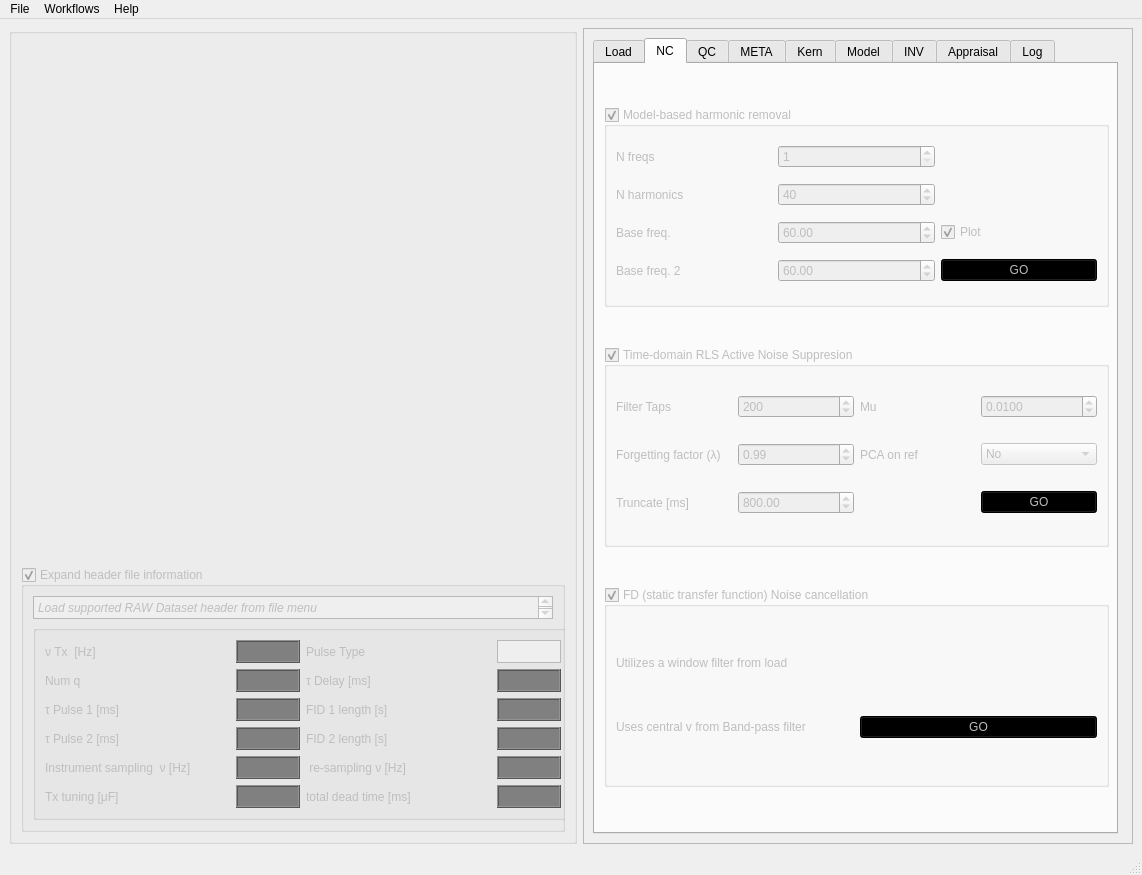
This is akvo/gui/main.ui in LemmaSoftware/akvo as Qt 5 draws it before an edit. The edited form follows.
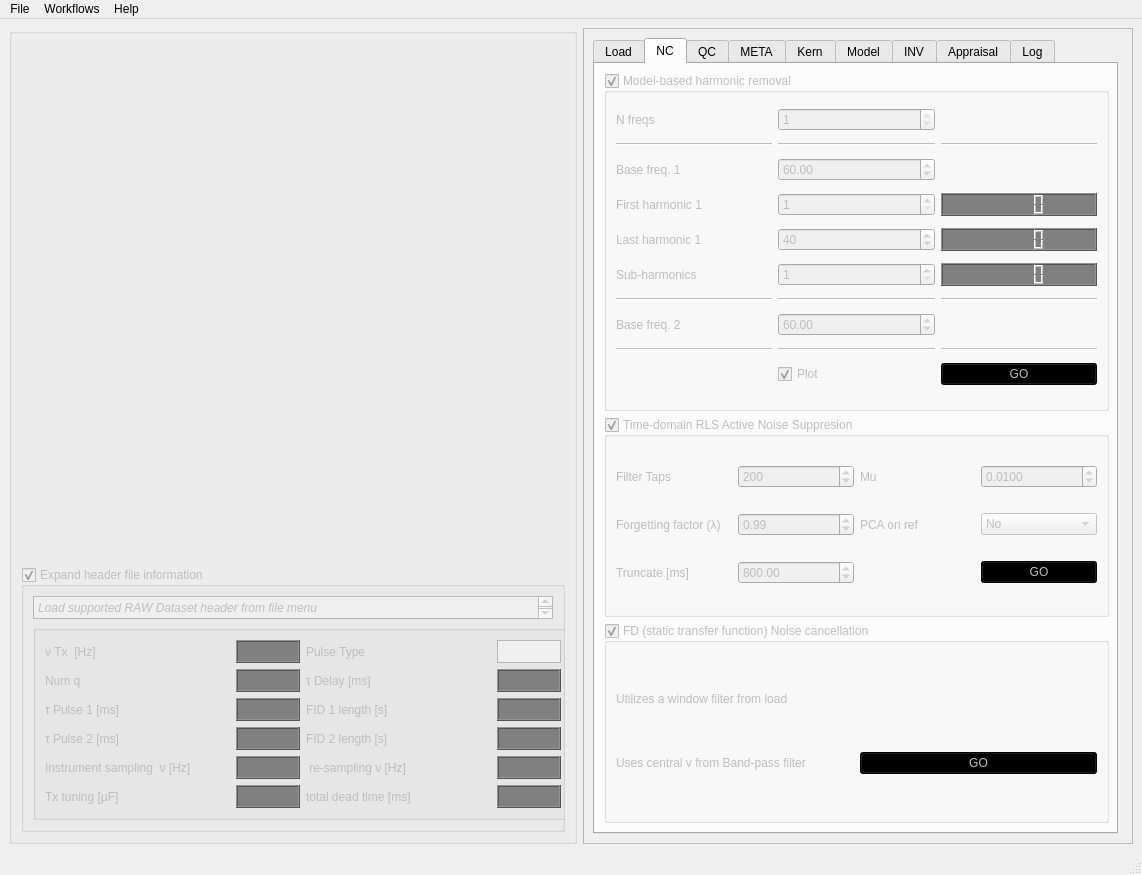
This is the edited form. The open tabs and pages were chosen to show the change. Custom widgets are drawn as their Qt base class.

Commit message: Cleanup of Harmonic modelling, only 1 frequency currently allowed.

```diff
--- a/akvo/gui/main.ui
+++ b/akvo/gui/main.ui
@@ -1005,7 +1005,7 @@
               <property name="maximumSize">
                <size>
                 <width>16777215</width>
-                <height>200</height>
+                <height>350</height>
                </size>
               </property>
               <property name="toolTip">
@@ -1021,40 +1021,28 @@
                <bool>true</bool>
               </property>
               <layout class="QGridLayout" name="gridLayout_9">
-               <item row="2" column="0">
-                <widget class="QLabel" name="label_25">
+               <item row="1" column="2">
+                <widget class="Line" name="line_2">
+                 <property name="orientation">
+                  <enum>Qt::Horizontal</enum>
+                 </property>
+                </widget>
+               </item>
+               <item row="8" column="1">
+                <widget class="Line" name="line_8">
+                 <property name="orientation">
+                  <enum>Qt::Horizontal</enum>
+                 </property>
+                </widget>
+               </item>
+               <item row="5" column="0">
+                <widget class="QLabel" name="label_33">
                  <property name="text">
-                  <string>Base freq.</string>
+                  <string>Sub-harmonics </string>
                  </property>
                 </widget>
                </item>
-               <item row="1" column="1">
-                <widget class="QSpinBox" name="NKHarmonicsSpin">
-                 <property name="minimum">
-                  <number>5</number>
-                 </property>
-                 <property name="maximum">
-                  <number>50</number>
-                 </property>
-                 <property name="value">
-                  <number>40</number>
-                 </property>
-                </widget>
-               </item>
-               <item row="2" column="1">
-                <widget class="QDoubleSpinBox" name="f0Spin">
-                 <property name="maximum">
-                  <double>25000.000000000000000</double>
-                 </property>
-                 <property name="singleStep">
-                  <double>0.100000000000000</double>
-                 </property>
-                 <property name="value">
-                  <double>60.000000000000000</double>
-                 </property>
-                </widget>
-               </item>
-               <item row="3" column="1">
+               <item row="7" column="1">
                 <widget class="QDoubleSpinBox" name="f1Spin">
                  <property name="maximum">
                   <double>25000.000000000000000</double>
@@ -1064,41 +1052,176 @@
                  </property>
                 </widget>
                </item>
-               <item row="0" column="0">
-                <widget class="QLabel" name="label_26">
-                 <property name="text">
-                  <string>N freqs</string>
-                 </property>
-                </widget>
-               </item>
-               <item row="0" column="1">
-                <widget class="QSpinBox" name="NHarmonicsFreqsSpin">
-                 <property name="minimum">
-                  <number>1</number>
-                 </property>
-                 <property name="maximum">
-                  <number>2</number>
-                 </property>
-                 <property name="value">
-                  <number>1</number>
-                 </property>
-                </widget>
-               </item>
-               <item row="1" column="0">
-                <widget class="QLabel" name="label_11">
-                 <property name="text">
-                  <string>N harmonics</string>
+               <item row="8" column="2">
+                <widget class="Line" name="line_9">
+                 <property name="orientation">
+                  <enum>Qt::Horizontal</enum>
                  </property>
                 </widget>
                </item>
                <item row="3" column="0">
+                <widget class="QLabel" name="label_11">
+                 <property name="text">
+                  <string>First harmonic 1</string>
+                 </property>
+                </widget>
+               </item>
+               <item row="6" column="1">
+                <widget class="Line" name="line_5">
+                 <property name="orientation">
+                  <enum>Qt::Horizontal</enum>
+                 </property>
+                </widget>
+               </item>
+               <item row="1" column="1">
+                <widget class="Line" name="line">
+                 <property name="orientation">
+                  <enum>Qt::Horizontal</enum>
+                 </property>
+                </widget>
+               </item>
+               <item row="8" column="0">
+                <widget class="Line" name="line_7">
+                 <property name="orientation">
+                  <enum>Qt::Horizontal</enum>
+                 </property>
+                </widget>
+               </item>
+               <item row="10" column="1">
+                <widget class="QCheckBox" name="plotHarmonic">
+                 <property name="text">
+                  <string>Plot</string>
+                 </property>
+                 <property name="checked">
+                  <bool>true</bool>
+                 </property>
+                </widget>
+               </item>
+               <item row="6" column="2">
+                <widget class="Line" name="line_6">
+                 <property name="orientation">
+                  <enum>Qt::Horizontal</enum>
+                 </property>
+                </widget>
+               </item>
+               <item row="4" column="2">
+                <widget class="QLCDNumber" name="lcdHNF">
+                 <property name="styleSheet">
+                  <string notr="true">#lcdHNF {
+  color: green;
+  background: black;
+}
+
+#lcdHNF:disabled {
+  color: grey;
+  background: dark grey;
+}</string>
+                 </property>
+                </widget>
+               </item>
+               <item row="4" column="1">
+                <widget class="QSpinBox" name="f0KNSpin">
+                 <property name="minimum">
+                  <number>2</number>
+                 </property>
+                 <property name="value">
+                  <number>40</number>
+                 </property>
+                </widget>
+               </item>
+               <item row="2" column="0">
+                <widget class="QLabel" name="label_25">
+                 <property name="text">
+                  <string>Base freq. 1</string>
+                 </property>
+                </widget>
+               </item>
+               <item row="2" column="1">
+                <widget class="QDoubleSpinBox" name="f0Spin">
+                 <property name="maximum">
+                  <double>25000.000000000000000</double>
+                 </property>
+                 <property name="singleStep">
+                  <double>0.100000000000000</double>
+                 </property>
+                 <property name="value">
+                  <double>60.000000000000000</double>
+                 </property>
+                </widget>
+               </item>
+               <item row="3" column="2">
+                <widget class="QLCDNumber" name="lcdH1F">
+                 <property name="styleSheet">
+                  <string notr="true">#lcdH1F {
+  color: green;
+  background: black;
+}
+
+#lcdH1F:disabled {
+  color: grey;
+  background: dark grey;
+}</string>
+                 </property>
+                </widget>
+               </item>
+               <item row="7" column="0">
                 <widget class="QLabel" name="label_27">
                  <property name="text">
                   <string>Base freq. 2 </string>
                  </property>
                 </widget>
                </item>
-               <item row="3" column="2">
+               <item row="0" column="1">
+                <widget class="QSpinBox" name="NHarmonicsFreqsSpin">
+                 <property name="minimum">
+                  <number>1</number>
+                 </property>
+                 <property name="maximum">
+                  <number>1</number>
+                 </property>
+                 <property name="value">
+                  <number>1</number>
+                 </property>
+                </widget>
+               </item>
+               <item row="6" column="0">
+                <widget class="Line" name="line_4">
+                 <property name="orientation">
+                  <enum>Qt::Horizontal</enum>
+                 </property>
+                </widget>
+               </item>
+               <item row="4" column="0">
+                <widget class="QLabel" name="label_31">
+                 <property name="text">
+                  <string>Last harmonic 1</string>
+                 </property>
+                </widget>
+               </item>
+               <item row="5" column="1">
+                <widget class="QSpinBox" name="f0KsSpin">
+                 <property name="toolTip">
+                  <string>&lt;html&gt;&lt;head/&gt;&lt;body&gt;&lt;p&gt;Would you like to calculate subharmonics? For instance, setting this to 1, will calculate only the exact harmonics, setting this to 2 will calculate 1/2 step subharmonics (i.e. if the baseline frequency is 60 Hz, this will result in calcualtion of 30 Hz subharmonics)&lt;/p&gt;&lt;/body&gt;&lt;/html&gt;</string>
+                 </property>
+                 <property name="minimum">
+                  <number>1</number>
+                 </property>
+                 <property name="maximum">
+                  <number>3</number>
+                 </property>
+                 <property name="value">
+                  <number>1</number>
+                 </property>
+                </widget>
+               </item>
+               <item row="1" column="0">
+                <widget class="Line" name="line_3">
+                 <property name="orientation">
+                  <enum>Qt::Horizontal</enum>
+                 </property>
+                </widget>
+               </item>
+               <item row="10" column="2">
                 <widget class="QPushButton" name="harmonicGO">
                  <property name="layoutDirection">
                   <enum>Qt::LeftToRight</enum>
@@ -1112,13 +1235,41 @@
                  </property>
                 </widget>
                </item>
-               <item row="2" column="2">
-                <widget class="QCheckBox" name="plotHarmonic">
+               <item row="3" column="1">
+                <widget class="QSpinBox" name="f0K1Spin">
+                 <property name="minimum">
+                  <number>1</number>
+                 </property>
+                 <property name="maximum">
+                  <number>50</number>
+                 </property>
+                 <property name="value">
+                  <number>1</number>
+                 </property>
+                </widget>
+               </item>
+               <item row="0" column="0">
+                <widget class="QLabel" name="label_26">
                  <property name="text">
-                  <string>Plot</string>
+                  <string>N freqs</string>
                  </property>
-                 <property name="checked">
-                  <bool>true</bool>
+                </widget>
+               </item>
+               <item row="5" column="2">
+                <widget class="QLCDNumber" name="lcdf0NK">
+                 <property name="styleSheet">
+                  <string notr="true">#lcdf0NK { 
+ color: green;
+ background: black;
+}
+
+#lcdf0NK:disabled {
+  color: grey;
+  background: dark grey;
+}</string>
+                 </property>
+                 <property name="intValue" stdset="0">
+                  <number>0</number>
                  </property>
                 </widget>
                </item>
```
Left out of the diff: 8 changed lines with no effect on the pictures. The commit also changes 4 other files.
